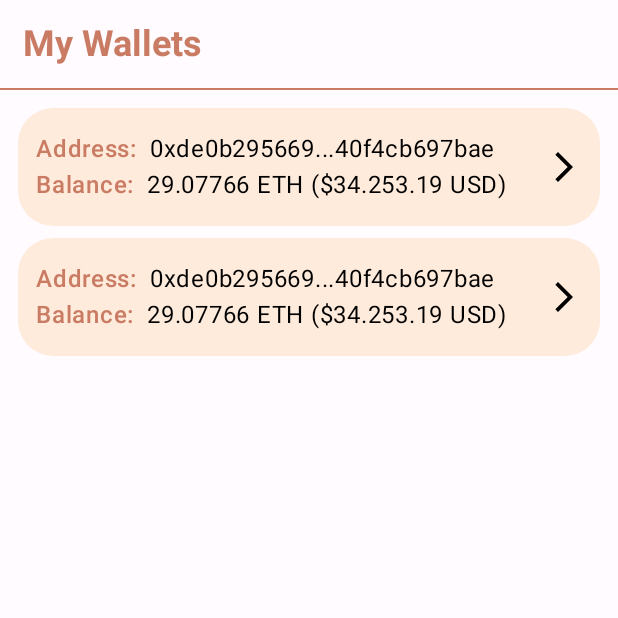
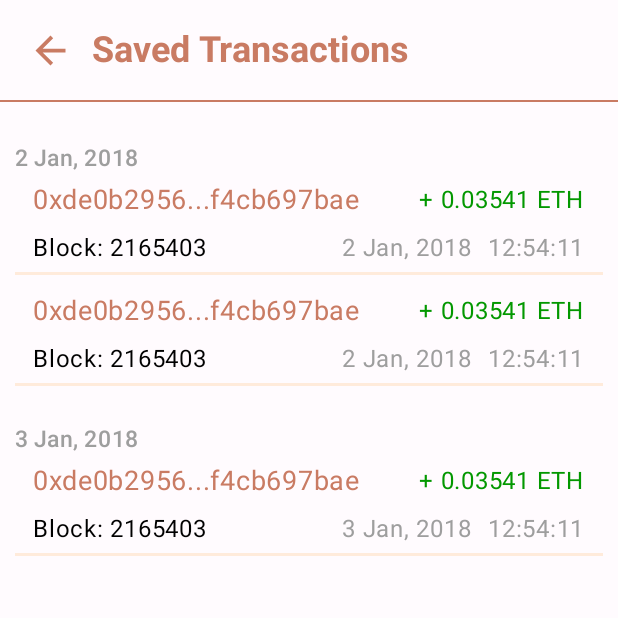
Before and after one commit to etasdemir/eth-inspector, an Android app built with Jetpack Compose: the screen it shows after launch (MainActivity), on a phone screen of 412 x 824 dp, the top half of it. Run offline under Robolectric (Android 15) with nearby library versions, the phone set to English and light mode, and no system bars; our stand-ins replace Dagger/Hilt's generated code, Timber.

Commit message:
Saved item screen added

```diff
--- a/app/src/main/java/com/etasdemir/ethinspector/MainActivity.kt
+++ b/app/src/main/java/com/etasdemir/ethinspector/MainActivity.kt
@@ -8,7 +8,7 @@ import androidx.compose.material3.MaterialTheme
 import androidx.compose.material3.Surface
 import androidx.compose.ui.Modifier
 import com.etasdemir.ethinspector.ui.theme.EthInspectorTheme
-import com.etasdemir.ethinspector.ui.wallet.WalletScreen
+import com.etasdemir.ethinspector.ui.wallet.SavedItemScreen
 import dagger.hilt.android.AndroidEntryPoint
 
 @AndroidEntryPoint
@@ -24,8 +24,9 @@ class MainActivity : ComponentActivity() {
                 ) {
 //                    HomeScreen()
 //                    InvalidSearchScreen()
-                    WalletScreen()
+//                    WalletScreen()
 //                    AccountScreen()
+                    SavedItemScreen(type = SavedItemScreen.TRANSACTION)
                 }
             }
         }
--- a/app/src/main/java/com/etasdemir/ethinspector/ui/account/SavedBlockItem.kt
+++ b/app/src/main/java/com/etasdemir/ethinspector/ui/account/SavedBlockItem.kt
@@ -1,8 +1,8 @@
 package com.etasdemir.ethinspector.ui.account
 
+import androidx.compose.foundation.clickable
 import androidx.compose.foundation.layout.*
-import androidx.compose.material3.MaterialTheme
-import androidx.compose.material3.Text
+import androidx.compose.material3.*
 import androidx.compose.runtime.Composable
 import androidx.compose.runtime.remember
 import androidx.compose.ui.Alignment
@@ -20,7 +20,8 @@ data class SavedBlockState(
     val transactionCount: Int,
     val minerAddress: String,
     val date: String,
-    val time: String
+    val time: String,
+    val onItemClick: () -> Unit
 )
 
 @Composable
@@ -29,7 +30,9 @@ fun SavedBlockItem(state: SavedBlockState) {
         state.minerAddress.clip(6)
     }
 
-    Column(modifier = Modifier.fillMaxWidth()) {
+    Column(modifier = Modifier
+        .fillMaxWidth()
+        .clickable(onClick = state.onItemClick)) {
         Row(
             modifier = Modifier
                 .fillMaxWidth()
@@ -67,6 +70,11 @@ fun SavedBlockItem(state: SavedBlockState) {
                 FeintText(text = state.time)
             }
         }
+        Divider(
+            modifier = Modifier.fillMaxWidth(),
+            color = MaterialTheme.colorScheme.primary,
+            thickness = 2.dp
+        )
     }
 }
 
@@ -79,6 +87,6 @@ fun SavedBlockItemPreview() {
         "0xde0b295669a9fd93d5f28d9ec85e40f4cb697bae",
         "2 Jan, 2018",
         "12:54:11"
-    )
+    ) {}
     SavedBlockItem(state)
 }
--- a/app/src/main/java/com/etasdemir/ethinspector/ui/account/SavedTransactionItem.kt
+++ b/app/src/main/java/com/etasdemir/ethinspector/ui/account/SavedTransactionItem.kt
@@ -1,8 +1,8 @@
 package com.etasdemir.ethinspector.ui.account
 
+import androidx.compose.foundation.clickable
 import androidx.compose.foundation.layout.*
-import androidx.compose.material3.MaterialTheme
-import androidx.compose.material3.Text
+import androidx.compose.material3.*
 import androidx.compose.runtime.Composable
 import androidx.compose.runtime.remember
 import androidx.compose.ui.Alignment
@@ -24,7 +24,8 @@ data class SavedTransactionState(
     val amount: Double,
     val block: String,
     val date: String,
-    val time: String
+    val time: String,
+    val onItemClick: () -> Unit
 )
 
 @Composable
@@ -44,7 +45,9 @@ fun SavedTransactionItem(state: SavedTransactionState) {
         amountTextColor = Negative
     }
 
-    Column(modifier = Modifier.fillMaxWidth()) {
+    Column(modifier = Modifier
+        .fillMaxWidth()
+        .clickable(onClick = state.onItemClick)) {
         Row(
             modifier = Modifier
                 .fillMaxWidth()
@@ -88,6 +91,11 @@ fun SavedTransactionItem(state: SavedTransactionState) {
                 FeintText(text = state.time)
             }
         }
+        Divider(
+            modifier = Modifier.fillMaxWidth(),
+            color = MaterialTheme.colorScheme.primary,
+            thickness = 2.dp
+        )
     }
 }
 
@@ -100,6 +108,6 @@ fun SavedTransactionItemPreview() {
         "2165403",
         "2 Jan, 2018",
         "12:54:11"
-    )
+    ) {}
     SavedTransactionItem(state)
 }
--- a/app/src/main/java/com/etasdemir/ethinspector/ui/components/SimpleTopBar.kt
+++ b/app/src/main/java/com/etasdemir/ethinspector/ui/components/SimpleTopBar.kt
@@ -3,19 +3,28 @@ package com.etasdemir.ethinspector.ui.components
 import androidx.compose.foundation.layout.*
 import androidx.compose.material3.*
 import androidx.compose.runtime.Composable
+import androidx.compose.ui.Alignment
 import androidx.compose.ui.Modifier
 import androidx.compose.ui.tooling.preview.Preview
 import androidx.compose.ui.unit.dp
 
 @Composable
-fun SimpleTopBar(title: String) {
+fun SimpleTopBar(title: String, leadingContent: (@Composable () -> Unit)? = null) {
     Column(modifier = Modifier.fillMaxWidth()) {
-        Text(
-            modifier = Modifier.padding(15.dp),
-            text = title,
-            color = MaterialTheme.colorScheme.tertiary,
-            style = MaterialTheme.typography.titleLarge
-        )
+        Row(
+            modifier = Modifier
+                .fillMaxWidth()
+                .padding(15.dp),
+            verticalAlignment = Alignment.CenterVertically,
+            horizontalArrangement = Arrangement.spacedBy(10.dp)
+        ) {
+            if (leadingContent != null) leadingContent()
+            Text(
+                text = title,
+                color = MaterialTheme.colorScheme.tertiary,
+                style = MaterialTheme.typography.titleLarge
+            )
+        }
         Divider(Modifier.fillMaxWidth(), color = MaterialTheme.colorScheme.tertiary)
     }
 }
--- /dev/null
+++ b/app/src/main/java/com/etasdemir/ethinspector/ui/wallet/SavedItemScreen.kt
@@ -0,0 +1,110 @@
+package com.etasdemir.ethinspector.ui.wallet
+
+import androidx.compose.foundation.layout.Arrangement
+import androidx.compose.foundation.layout.padding
+import androidx.compose.foundation.lazy.LazyColumn
+import androidx.compose.material3.*
+import androidx.compose.runtime.Composable
+import androidx.compose.ui.Modifier
+import androidx.compose.ui.res.stringResource
+import androidx.compose.ui.text.font.FontWeight
+import androidx.compose.ui.tooling.preview.Preview
+import androidx.compose.ui.unit.dp
+import androidx.compose.ui.unit.sp
+import com.etasdemir.ethinspector.R
+import com.etasdemir.ethinspector.ui.account.*
+import com.etasdemir.ethinspector.ui.components.BackButton
+import com.etasdemir.ethinspector.ui.components.SimpleTopBar
+import com.etasdemir.ethinspector.ui.theme.Feint
+
+enum class SavedItemScreen {
+    TRANSACTION, BLOCK
+}
+
+@OptIn(ExperimentalMaterial3Api::class)
+@Composable
+fun SavedItemScreen(type: SavedItemScreen) {
+    // TODO temp data
+    val savedItems = listOf<Any>(
+        SavedTransactionState(
+            "0xde0b295669a9fd93d5f28d9ec85e40f4cb697bae",
+            0.035412312,
+            "2165403",
+            "2 Jan, 2018",
+            "12:54:11"
+        ) {},
+        SavedTransactionState(
+            "0xde0b295669a9fd93d5f28d9ec85e40f4cb697bae",
+            0.035412312,
+            "2165403",
+            "2 Jan, 2018",
+            "12:54:11"
+        ) {},
+        SavedTransactionState(
+            "0xde0b295669a9fd93d5f28d9ec85e40f4cb697bae",
+            0.035412312,
+            "2165403",
+            "3 Jan, 2018",
+            "12:54:11"
+        ) {}
+    )
+
+    val topBarTitle: String?
+    if (type == SavedItemScreen.TRANSACTION) {
+        topBarTitle = stringResource(id = R.string.account_settings_saved_tx)
+        // TODO retrieve saved transaction entities
+    } else {
+        topBarTitle = stringResource(id = R.string.account_settings_saved_blocks)
+        // TODO retrieve saved block entities
+    }
+
+    var lastRenderedDate = ""
+    Scaffold(topBar = {
+        SimpleTopBar(title = topBarTitle, leadingContent = { BackButton() })
+    }) {
+        LazyColumn(
+            modifier = Modifier
+                .padding(it)
+                .padding(10.dp),
+            verticalArrangement = Arrangement.spacedBy(8.dp)
+        )
+        {
+            items(savedItems.count()) { index: Int ->
+                val item = savedItems[index]
+                val date: String
+                if (type == SavedItemScreen.TRANSACTION) {
+                    item as SavedTransactionState
+                    date = item.date
+                    RenderDate(prevDate = lastRenderedDate, currentDate = date)
+                    SavedTransactionItem(state = item)
+                } else {
+                    item as SavedBlockState
+                    date = item.date
+                    RenderDate(prevDate = lastRenderedDate, currentDate = date)
+                    SavedBlockItem(state = item)
+                }
+                lastRenderedDate = date
+            }
+        }
+    }
+}
+
+@Composable
+private fun RenderDate(prevDate: String, currentDate: String) {
+    if (prevDate != currentDate) {
+        Text(
+            modifier = Modifier.padding(top = 15.dp),
+            text = currentDate,
+            color = Feint,
+            fontSize = 15.sp,
+            fontWeight = FontWeight.SemiBold
+        )
+    }
+}
+
+@Composable
+@Preview
+fun SavedItemScreenPreview() {
+    SavedItemScreen(SavedItemScreen.TRANSACTION)
+//    SavedItemScreen(SavedItemScreen.BLOCK)
+}
--- a/app/src/main/res/values/strings.xml
+++ b/app/src/main/res/values/strings.xml
@@ -46,4 +46,6 @@
     <string name="account_settings_tx_count">Transactions: %1$d</string>
     <string name="account_settings_miner">Miner: %1$s</string>
     <string name="account_settings_block">Block: %1$s</string>
+    <string name="account_settings_saved_tx">Saved Transactions</string>
+    <string name="account_settings_saved_blocks">Saved Blocks</string>
 </resources>
```
